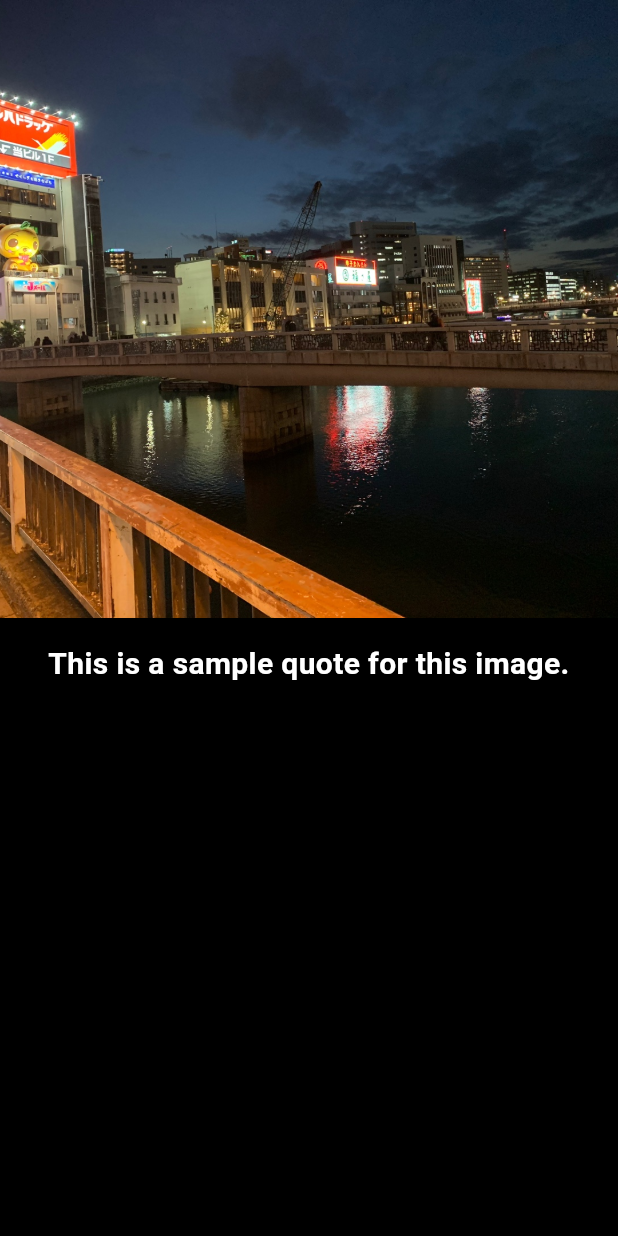
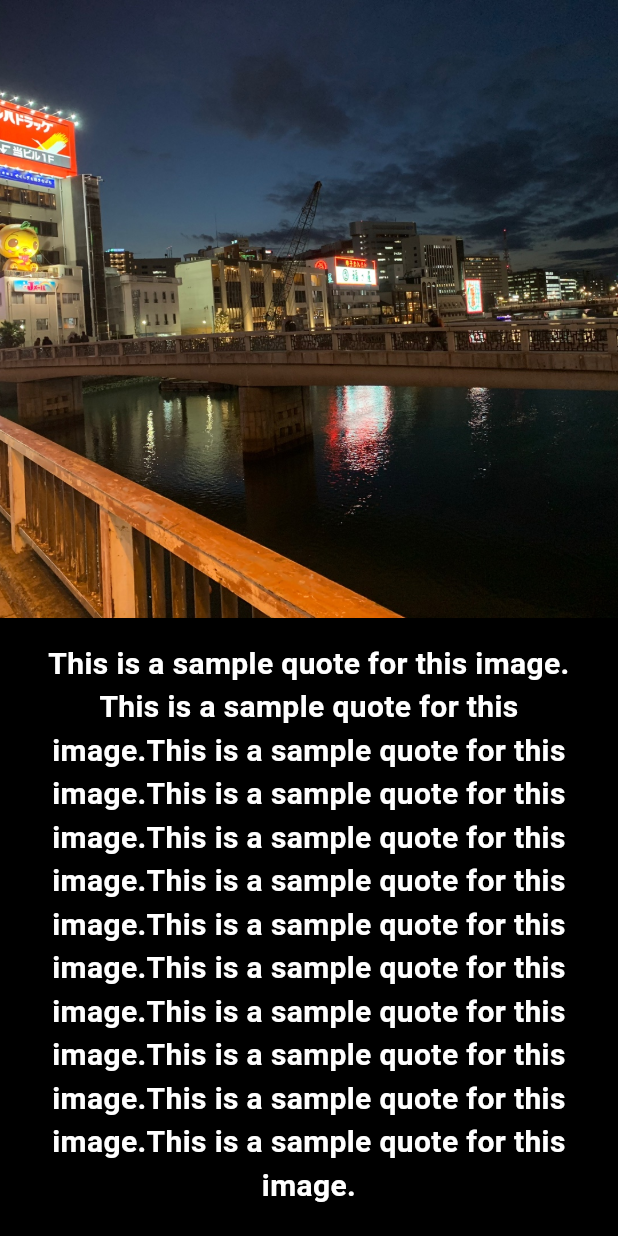
Before and after one commit to lkimilhol/healingwords-flutter, a Flutter app: the screen it shows after launch, on a phone screen of 412 x 824 dp. Run offline on Flutter 3.47's test engine with Material 3 defaults, Android fonts, the phone set to English and light mode, and no system bars; our stand-ins replace palette_generator.

Commit message:
feat: 사진 경로 수정

```diff
--- a/lib/main.dart
+++ b/lib/main.dart
@@ -25,10 +25,10 @@
   final List<Map<String, String>> items = [
     {
       "image": "assets/KakaoTalk_Photo_2024-12-01-17-49-23.jpeg", // 로컬 이미지 경로
-      "quote": "This is a sample quote for this image.",
+      "quote": "This is a sample quote for this image. This is a sample quote for this image.This is a sample quote for this image.This is a sample quote for this image.This is a sample quote for this image.This is a sample quote for this image.This is a sample quote for this image.This is a sample quote for this image.This is a sample quote for this image.This is a sample quote for this image.This is a sample quote for this image.This is a sample quote for this image.",
     },
     {
-      "image": "assets/KakaoTalk_Photo_2024-12-01-17-49-24.jpeg", // 다른 로컬 이미지
+      "image": "assets/KakaoTalk_Photo_2024-12-01-18-03-15.jpeg", // 다른 로컬 이미지
       "quote": "Another sample quote for another image.",
     },
   ];
```
